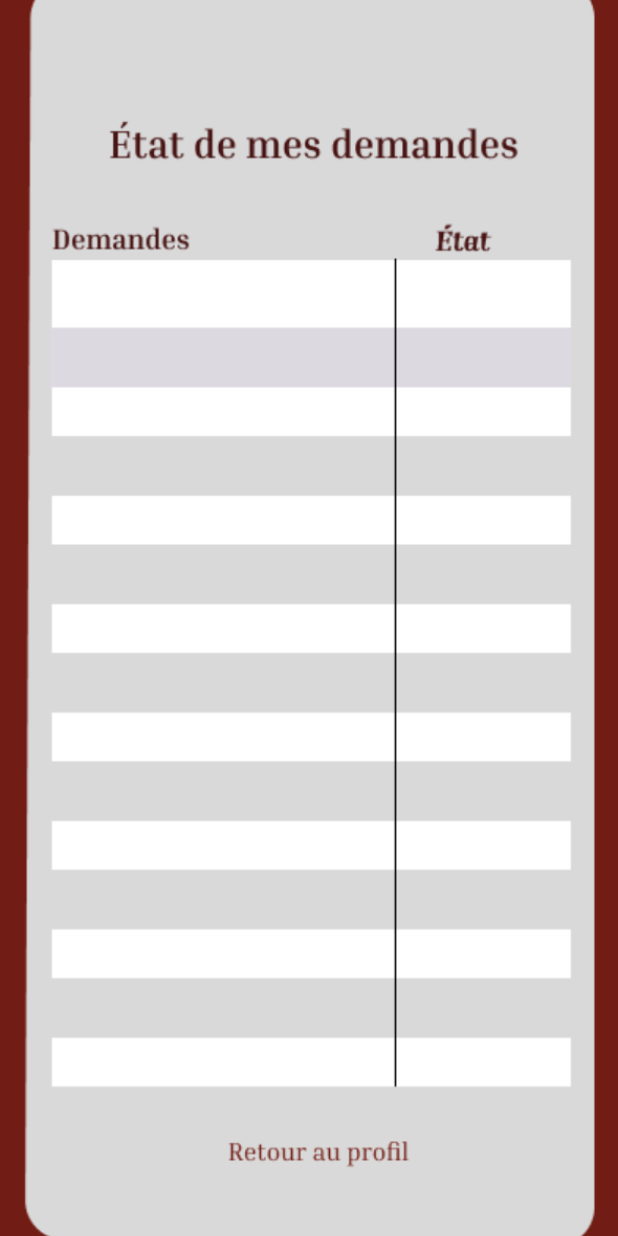
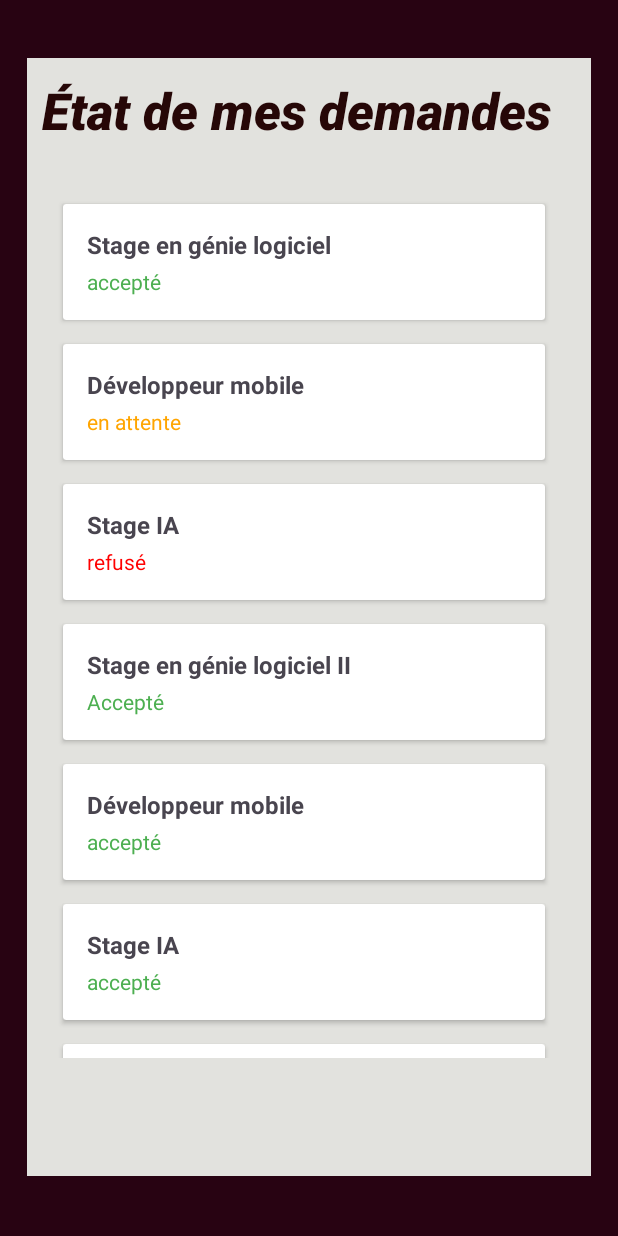
Before and after one commit to eyaCherni965/ProMatch-Mobile-, an Android app: the EtatDeMesDemandes screen opened directly, with no data from a screen before it, on a phone screen of 412 x 824 dp. Run offline under Robolectric (Android 15) with nearby library versions, the phone set to English and light mode, and no system bars.

Commit message:
Etat deamnde

```diff
--- /dev/null
+++ b/app/src/main/java/com/vos_initiales/projet_integrateur/Demande.java
@@ -0,0 +1,11 @@
+package com.vos_initiales.projet_integrateur;
+
+public class Demande {
+    public String titreStage;
+    public String etat;
+
+    public Demande(String titreStage, String etat) {
+        this.titreStage = titreStage;
+        this.etat = etat;
+    }
+}
--- /dev/null
+++ b/app/src/main/java/com/vos_initiales/projet_integrateur/DemandeAdapter.java
@@ -0,0 +1,62 @@
+package com.vos_initiales.projet_integrateur;
+
+import android.graphics.Color;
+import android.view.LayoutInflater;
+import android.view.View;
+import android.view.ViewGroup;
+import android.widget.TextView;
+
+import androidx.annotation.NonNull;
+import androidx.recyclerview.widget.RecyclerView;
+
+import java.util.List;
+
+public class DemandeAdapter extends RecyclerView.Adapter<DemandeAdapter.DemandeViewHolder> {
+
+    private List<Demande> demandes;
+
+    public DemandeAdapter(List<Demande> demandes) {
+        this.demandes = demandes;
+    }
+
+    @NonNull
+    @Override
+    public DemandeViewHolder onCreateViewHolder(@NonNull ViewGroup parent, int viewType) {
+        View view = LayoutInflater.from(parent.getContext()).inflate(R.layout.item_demande, parent, false);
+        return new DemandeViewHolder(view);
+    }
+
+    @Override
+    public void onBindViewHolder(@NonNull DemandeViewHolder holder, int position) {
+        Demande demande = demandes.get(position);
+        holder.Poste.setText(demande.titreStage);
+        holder.textEtat.setText(demande.etat);
+
+        switch (demande.etat.toLowerCase()) {
+            case "refusé":
+                holder.textEtat.setTextColor(Color.RED);
+                break;
+            case "en attente":
+                holder.textEtat.setTextColor(Color.parseColor("#FFA500")); // orange
+                break;
+            case "accepté": //bref, si c'est ecrit accepté ca devient vert
+                holder.textEtat.setTextColor(Color.parseColor("#4CAF50")); // vert doux
+                break;
+        }
+    }
+
+    @Override
+    public int getItemCount() {
+        return demandes.size();
+    }
+
+    static class DemandeViewHolder extends RecyclerView.ViewHolder {
+        TextView Poste, textEtat;
+
+        public DemandeViewHolder(@NonNull View itemView) {
+            super(itemView);
+            Poste = itemView.findViewById(R.id.textTitreStage);
+            textEtat = itemView.findViewById(R.id.textEtat);
+        }
+    }
+}
--- a/app/src/main/java/com/vos_initiales/projet_integrateur/EtatDeMesDemandes.java
+++ b/app/src/main/java/com/vos_initiales/projet_integrateur/EtatDeMesDemandes.java
@@ -1,24 +1,49 @@
 package com.vos_initiales.projet_integrateur;
 
 import android.os.Bundle;
+import androidx.appcompat.app.AppCompatActivity;
+import androidx.recyclerview.widget.LinearLayoutManager;
+import androidx.recyclerview.widget.RecyclerView;
 
-import androidx.activity.EdgeToEdge;
-import androidx.appcompat.app.AppCompatActivity;
-import androidx.core.graphics.Insets;
-import androidx.core.view.ViewCompat;
-import androidx.core.view.WindowInsetsCompat;
+import java.util.ArrayList;
+import java.util.List;
 
 public class EtatDeMesDemandes extends AppCompatActivity {
+
+    private RecyclerView recyclerView;
+    private DemandeAdapter adapter;
+    private List<Demande> listeDemandes;
 
     @Override
     protected void onCreate(Bundle savedInstanceState) {
         super.onCreate(savedInstanceState);
-        EdgeToEdge.enable(this);
         setContentView(R.layout.activity_etat_de_mes_demandes);
-        ViewCompat.setOnApplyWindowInsetsListener(findViewById(R.id.main), (v, insets) -> {
-            Insets systemBars = insets.getInsets(WindowInsetsCompat.Type.systemBars());
-            v.setPadding(systemBars.left, systemBars.top, systemBars.right, systemBars.bottom);
-            return insets;
-        });
+
+        recyclerView = findViewById(R.id.recyclerViewDemandes);
+        recyclerView.setLayoutManager(new LinearLayoutManager(this));
+
+        listeDemandes = new ArrayList<>();
+        listeDemandes.add(new Demande("Stage en génie logiciel", "accepté"));
+        listeDemandes.add(new Demande("Développeur mobile", "en attente"));
+        listeDemandes.add(new Demande("Stage IA", "refusé"));
+        listeDemandes.add(new Demande("Stage en génie logiciel II", "Accepté"));
+        listeDemandes.add(new Demande("Développeur mobile", "accepté"));
+        listeDemandes.add(new Demande("Stage IA", "accepté"));
+        listeDemandes.add(new Demande("Stage en génie logiciel III", "accepté"));
+        listeDemandes.add(new Demande("Développeur mobile", "en attente"));
+        listeDemandes.add(new Demande("Stage IA", "refusé"));
+        listeDemandes.add(new Demande("Stage en génie industriel", "accepté"));
+        listeDemandes.add(new Demande("Développeur mobile", "en attente"));
+        listeDemandes.add(new Demande("Stage IA", "refusé"));
+        listeDemandes.add(new Demande("Stage GPA", "accepté"));
+        listeDemandes.add(new Demande("Développeur mobile", "en attente"));
+        listeDemandes.add(new Demande("Stage IC", "refusé"));
+        listeDemandes.add(new Demande("Stage en génie logiciel", "accepté"));
+        listeDemandes.add(new Demande("Développeur mobile", "en attente"));
+        listeDemandes.add(new Demande("Stage IB", "refusé"));
+
+
+        adapter = new DemandeAdapter(listeDemandes);
+        recyclerView.setAdapter(adapter);
     }
 }
--- a/app/src/main/java/com/vos_initiales/projet_integrateur/MainActivity.java
+++ b/app/src/main/java/com/vos_initiales/projet_integrateur/MainActivity.java
@@ -22,7 +22,7 @@ public class MainActivity extends AppCompatActivity {
         Button buttonEmp = findViewById(R.id.buttonEmploye);
 
         buttonEtudiant.setOnClickListener(v -> {
-            startActivity(new Intent(MainActivity.this, ChoixEtudiant.class));
+            startActivity(new Intent(MainActivity.this, EtatDeMesDemandes.class));
         });
 
         buttonEmp.setOnClickListener(v -> {
--- a/app/src/main/res/layout/activity_etat_de_mes_demandes.xml
+++ b/app/src/main/res/layout/activity_etat_de_mes_demandes.xml
@@ -5,21 +5,54 @@
     android:id="@+id/main"
     android:layout_width="match_parent"
     android:layout_height="match_parent"
+    android:background="#280312"
     tools:context=".EtatDeMesDemandes">
 
-    <ImageView
-        android:id="@+id/backgroundImage"
-        android:layout_width="0dp"
-        android:layout_height="0dp"
-        android:clickable="false"
-        android:contentDescription="@string/todo"
-        android:focusable="false"
-        android:scaleType="centerCrop"
-        android:src="@drawable/etatdemande"
+
+    <androidx.constraintlayout.widget.ConstraintLayout
+        android:id="@+id/main"
+        android:layout_width="376dp"
+        android:layout_height="745dp"
+        android:layout_marginStart="13dp"
+        android:layout_marginEnd="13dp"
+        android:layout_marginBottom="1dp"
+        android:background="#E2E2DE"
+        app:circularflow_radiusInDP="20"
         app:layout_constraintBottom_toBottomOf="parent"
+        app:layout_constraintCircleRadius="20px"
         app:layout_constraintEnd_toEndOf="parent"
-        app:layout_constraintHorizontal_bias="1.0"
         app:layout_constraintStart_toStartOf="parent"
         app:layout_constraintTop_toTopOf="parent"
-        app:layout_constraintVertical_bias="0.0" />
+        tools:context=".EtatDeMesDemandes">
+
+        <androidx.recyclerview.widget.RecyclerView
+            android:id="@+id/recyclerViewDemandes"
+            android:layout_width="369dp"
+            android:layout_height="609dp"
+            android:padding="16dp"
+            app:layout_constraintBottom_toBottomOf="parent"
+            app:layout_constraintTop_toBottomOf="@+id/textView"
+            app:layout_constraintVertical_bias="0.0"
+            tools:layout_editor_absoluteX="1dp" />
+
+        <TextView
+            android:id="@+id/textView"
+            android:layout_width="357dp"
+            android:layout_height="61dp"
+            android:layout_marginStart="10dp"
+            android:layout_marginTop="12dp"
+            android:fontFamily="sans-serif-medium"
+            android:lineSpacingExtra="14sp"
+            android:text="État de mes demandes"
+            android:textAppearance="@style/TextAppearance.AppCompat.Body1"
+            android:textColor="#260707"
+            android:textSize="34sp"
+            android:textStyle="bold|italic"
+            android:typeface="normal"
+            app:layout_constraintEnd_toEndOf="parent"
+            app:layout_constraintHorizontal_bias="0.0"
+            app:layout_constraintStart_toStartOf="parent"
+            app:layout_constraintTop_toTopOf="parent" />
+    </androidx.constraintlayout.widget.ConstraintLayout>
+
 </androidx.constraintlayout.widget.ConstraintLayout>
--- a/app/src/main/res/layout/activity_page_connexion.xml
+++ b/app/src/main/res/layout/activity_page_connexion.xml
@@ -36,7 +36,7 @@
         app:layout_constraintEnd_toEndOf="parent"
         app:layout_constraintStart_toStartOf="parent"
         app:layout_constraintTop_toTopOf="parent"
-        app:layout_constraintVertical_bias="0.838" />
+        app:layout_constraintVertical_bias="0.895" />
 
     <EditText
         android:id="@+id/adresseCourriel"
@@ -50,7 +50,7 @@
         app:layout_constraintHorizontal_bias="0.395"
         app:layout_constraintStart_toStartOf="parent"
         app:layout_constraintTop_toTopOf="parent"
-        app:layout_constraintVertical_bias="0.399"
+        app:layout_constraintVertical_bias="0.382"
         tools:ignore="MissingConstraints,SpeakableTextPresentCheck" />
 
     <EditText
@@ -62,10 +62,10 @@
         android:inputType="textPassword"
         app:layout_constraintBottom_toBottomOf="parent"
         app:layout_constraintEnd_toEndOf="parent"
-        app:layout_constraintHorizontal_bias="0.361"
+        app:layout_constraintHorizontal_bias="0.35"
         app:layout_constraintStart_toStartOf="parent"
         app:layout_constraintTop_toTopOf="parent"
-        app:layout_constraintVertical_bias="0.528"
+        app:layout_constraintVertical_bias="0.534"
         tools:ignore="SpeakableTextPresentCheck" />
 
     <Button
@@ -79,6 +79,6 @@
         app:layout_constraintHorizontal_bias="0.453"
         app:layout_constraintStart_toStartOf="parent"
         app:layout_constraintTop_toTopOf="parent"
-        app:layout_constraintVertical_bias="0.668"
+        app:layout_constraintVertical_bias="0.717"
         tools:ignore="SpeakableTextPresentCheck" />
 </androidx.constraintlayout.widget.ConstraintLayout>
--- /dev/null
+++ b/app/src/main/res/layout/item_demande.xml
@@ -0,0 +1,30 @@
+<?xml version="1.0" encoding="utf-8"?>
+<androidx.cardview.widget.CardView xmlns:android="http://schemas.android.com/apk/res/android"
+    android:layout_width="match_parent"
+    android:layout_height="wrap_content"
+    android:layout_margin="8dp"
+    android:elevation="4dp">
+
+    <LinearLayout
+        android:layout_width="match_parent"
+        android:layout_height="wrap_content"
+        android:orientation="vertical"
+        android:padding="16dp">
+
+        <TextView
+            android:id="@+id/textTitreStage"
+            android:layout_width="wrap_content"
+            android:layout_height="wrap_content"
+            android:text="Titre du stage"
+            android:textStyle="bold"
+            android:textSize="16sp" />
+
+        <TextView
+            android:id="@+id/textEtat"
+            android:layout_width="wrap_content"
+            android:layout_height="wrap_content"
+            android:text="État"
+            android:textSize="14sp"
+            android:layout_marginTop="4dp" />
+    </LinearLayout>
+</androidx.cardview.widget.CardView>
```
